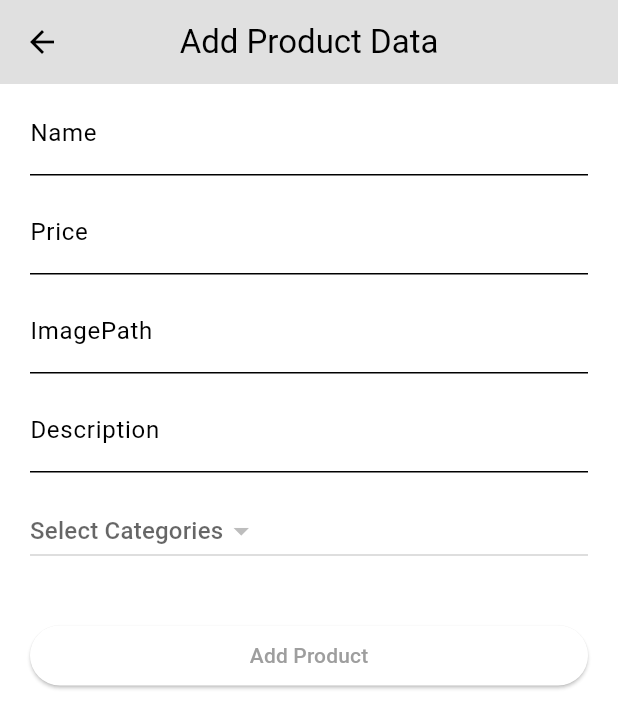
After one commit to pyke2215/OzinkV2, a Flutter app: the AddProductData screen opened directly, on a phone screen of 412 x 824 dp. The commit adds this screen. Shown: the top 728 px of the screen. Run offline on Flutter 3.47's test engine with Material 3 defaults, Android fonts, the phone set to English and light mode, and no system bars; our stand-ins replace cloud_firestore, firebase_auth, firebase_core, flutter_credit_card, get; accounts and stored records are empty; network calls fail.

Commit message:
Add page add_product.dart

```diff
--- a/lib/main.dart
+++ b/lib/main.dart
@@ -5,7 +5,7 @@ import 'package:fooddelivtute/firebase_options.dart';
 import 'package:fooddelivtute/models/restaurant.dart';
 import 'package:fooddelivtute/themes/theme_provider.dart';
 import 'package:provider/provider.dart';
-import 'package:fooddelivtute/controllers/fetchData.dart';
+import 'package:fooddelivtute/services/database/firestore.dart';
 
 void main() async {
   WidgetsFlutterBinding.ensureInitialized();
--- /dev/null
+++ b/lib/pages/add_product.dart
@@ -0,0 +1,167 @@
+import 'package:flutter/material.dart';
+import 'package:cloud_firestore/cloud_firestore.dart';
+import 'package:fooddelivtute/services/database/firestore.dart';
+
+class AddProductData extends StatefulWidget {
+  const AddProductData({super.key});
+
+  @override
+  // ignore: library_private_types_in_public_api
+  _AddProductDataState createState() => _AddProductDataState();
+}
+
+class _AddProductDataState extends State<AddProductData> {
+  List<String> categories = menuTabBar;
+  String? selectedCategory;
+
+  final TextEditingController _nameController = TextEditingController();
+  final TextEditingController _priceController = TextEditingController();
+  final TextEditingController _imagePathController = TextEditingController();
+  final TextEditingController _descriptionController = TextEditingController();
+
+  CollectionReference product =
+      FirebaseFirestore.instance.collection('products');
+
+  Future<void> _addProduct() async {
+    if (_nameController.text.isEmpty ||
+        _priceController.text.isEmpty ||
+        _imagePathController.text.isEmpty ||
+        _descriptionController.text.isEmpty ||
+        selectedCategory == null) {
+      showDialog(
+        context: context,
+        builder: (_) => AlertDialog(
+          title: const Text('Error'),
+          content: const Text('Please fill in all fields.'),
+          actions: <Widget>[
+            ElevatedButton(
+              onPressed: () {
+                Navigator.pop(context);
+              },
+              child: const Text('OK'),
+            ),
+          ],
+        ),
+      );
+      return;
+    }
+    try {
+      await product.add({
+        'name': _nameController.text,
+        'price': double.parse(_priceController.text),
+        'imagePath': _imagePathController.text,
+        'description': _descriptionController.text,
+        'category': selectedCategory,
+      });
+      showDialog(
+        // ignore: use_build_context_synchronously
+        context: context,
+        builder: (_) => AlertDialog(
+          title: const Text('Success'),
+          content: const Text('Product added successfully.'),
+          actions: <Widget>[
+            ElevatedButton(
+              onPressed: () {
+                Navigator.pop(context);
+              },
+              child: const Text('OK'),
+            ),
+          ],
+        ),
+      );
+      _nameController.clear();
+      _priceController.clear();
+      _imagePathController.clear();
+      _descriptionController.clear();
+      setState(() {
+        selectedCategory = null;
+      });
+    } catch (error) {
+      showDialog(
+        // ignore: use_build_context_synchronously
+        context: context,
+        builder: (_) => AlertDialog(
+          title: const Text('Error'),
+          content: Text('Failed to add Products: $error'),
+          actions: <Widget>[
+            ElevatedButton(
+              onPressed: () {
+                Navigator.pop(context);
+              },
+              child: const Text('OK'),
+            ),
+          ],
+        ),
+      );
+    }
+  }
+
+  @override
+  Widget build(BuildContext context) {
+    return Scaffold(
+      appBar: AppBar(
+        backgroundColor: Theme.of(context).colorScheme.background,
+        centerTitle: true,
+        title: const Text('Add Product Data'),
+        leading: IconButton(
+          icon: const Icon(Icons.arrow_back),
+          onPressed: () {
+            Navigator.pop(context);
+          },
+        ),
+      ),
+      body: Padding(
+        padding: const EdgeInsets.symmetric(horizontal: 20, vertical: 5),
+        child: ListView(
+          children: <Widget>[
+            TextField(
+              controller: _nameController,
+              decoration: const InputDecoration(labelText: 'Name'),
+            ),
+            const SizedBox(height: 10.0),
+            TextField(
+              controller: _priceController,
+              decoration: const InputDecoration(labelText: 'Price'),
+              keyboardType: TextInputType.number,
+            ),
+            const SizedBox(height: 10.0),
+            TextField(
+              controller: _imagePathController,
+              decoration: const InputDecoration(labelText: 'ImagePath'),
+            ),
+            const SizedBox(height: 10.0),
+            TextField(
+              controller: _descriptionController,
+              decoration: const InputDecoration(labelText: 'Description'),
+            ),
+            const SizedBox(height: 15.0),
+            DropdownButton<String>(
+              value: selectedCategory,
+              hint: const Text('Select Categories'),
+              onChanged: (newValue) {
+                setState(() {
+                  selectedCategory = newValue!;
+                });
+              },
+              items: categories.map((category) {
+                return DropdownMenuItem<String>(
+                  value: category,
+                  child: Padding(
+                    padding:
+                        const EdgeInsets.symmetric(horizontal: 5, vertical: 5),
+                    child: Text(category),
+                  ),
+                );
+              }).toList(),
+            ),
+            const SizedBox(height: 35.0),
+            ElevatedButton(
+              onPressed: _addProduct,
+              child: const Text('Add Product'),
+            ),
+          ],
+        ),
+      ),
+    );
+  }
+}
--- a/lib/pages/home_page.dart
+++ b/lib/pages/home_page.dart
@@ -5,7 +5,7 @@ import 'package:cloud_firestore/cloud_firestore.dart';
 
 import 'package:fooddelivtute/components/my_food_tile.dart';
 import 'package:fooddelivtute/components/my_tab_bar.dart';
-import 'package:fooddelivtute/controllers/fetchData.dart';
+import 'package:fooddelivtute/services/database/firestore.dart';
 import 'package:fooddelivtute/models/food.dart';
 import 'package:fooddelivtute/pages/food_page.dart';
 import 'package:provider/provider.dart';
--- a/lib/services/auth/auth_gate.dart
+++ b/lib/services/auth/auth_gate.dart
@@ -2,7 +2,7 @@ import 'package:flutter/material.dart';
 import 'package:firebase_auth/firebase_auth.dart';
 import 'package:fooddelivtute/pages/home_page.dart';
 import 'package:fooddelivtute/services/auth/login_or_register.dart';
-import 'package:fooddelivtute/controllers/fetchData.dart';
+import 'package:fooddelivtute/services/database/firestore.dart';
 
 class AuthGate extends StatelessWidget {
   const AuthGate({super.key});
--- a/lib/services/database/firestore.dart
+++ b/lib/services/database/firestore.dart
@@ -1,4 +1,5 @@
 import 'package:cloud_firestore/cloud_firestore.dart';
+import 'package:fooddelivtute/models/food.dart';
 
 class FirestoreService {
   // Lấy tham chiếu của bộ sưu tập đơn hàng
@@ -14,3 +15,31 @@ class FirestoreService {
     });
   }
 }
+
+// Fetch Data
+
+List<String> menuTabBar = [];
+List<Food> menuFood = [];
+
+Future fetchMenuTabBar() async {
+  // Phương thức để fetch dữ liệu từ Firestore và cập nhật menuTabBar
+  final QuerySnapshot querySnapshotTabBar =
+      await FirebaseFirestore.instance.collection('categories').get();
+  menuTabBar =
+      querySnapshotTabBar.docs.map((doc) => doc['name'] as String).toList();
+}
+
+void fetchMenuData() async {
+  final QuerySnapshot querySnapshot =
+      await FirebaseFirestore.instance.collection('products').get();
+  menuFood = querySnapshot.docs.map((doc) {
+    final data = doc.data() as Map<String, dynamic>;
+    return Food(
+      name: data['name'],
+      description: data['description'],
+      price: data['price'],
+      imagePath: data['imagePath'],
+      category: data['category'],
+    );
+  }).toList();
+}
```
Also changed, not shown: lib/components/my_sliver_app_bar.dart (+18 -2 lines), lib/controllers/fetchData.dart (deleted, +0 -28 lines).
